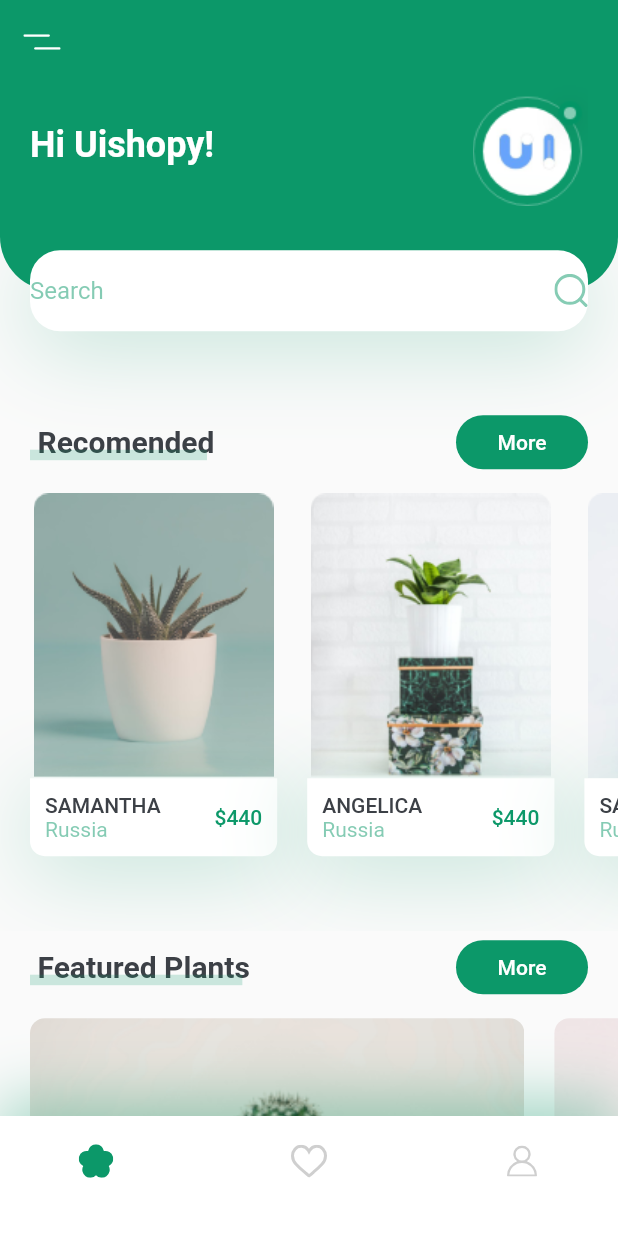
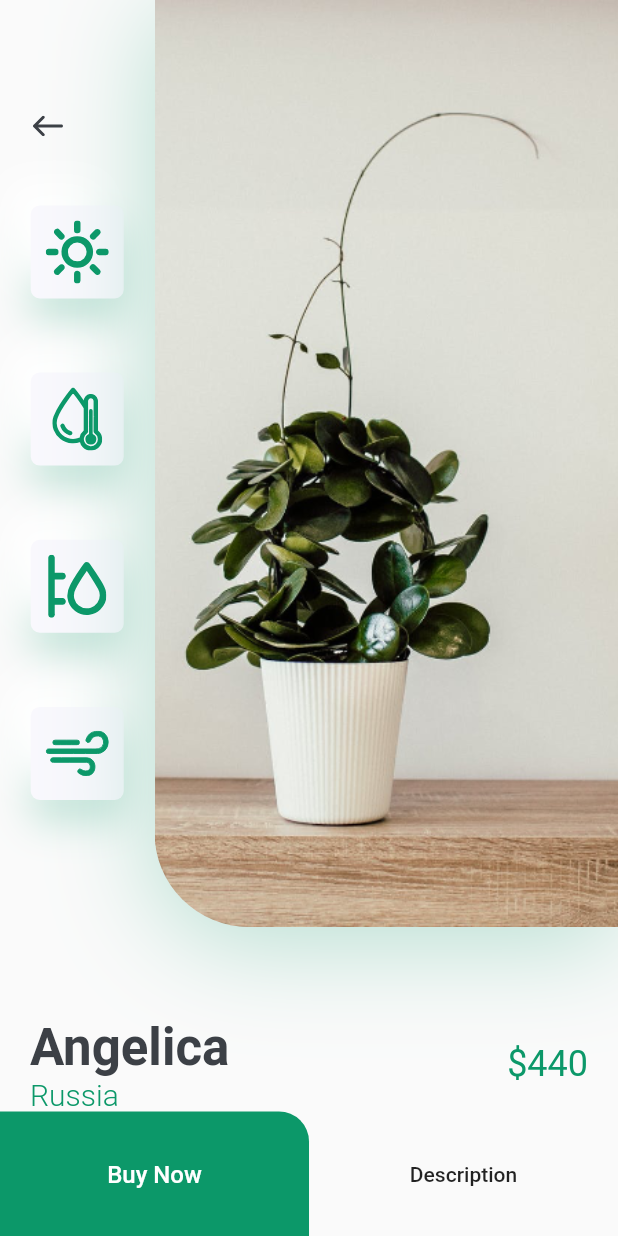
Before and after one commit to samuel051998/ProjectX, a Flutter app: the screen it shows after launch, after a tap on an icon or button, on a phone screen of 412 x 824 dp. Run offline on Flutter 3.47's test engine with Material 2 defaults, Android fonts, the light colour scheme and no system bars; our stand-ins replace flutter_svg, flutter_swiper.

Commit message:
conclusione proejct plant

```diff
--- /dev/null
+++ b/testplantflutter/lib/screens/details/components/body.dart
@@ -0,0 +1,22 @@
+import 'package:flutter/material.dart';
+import '../../../constants.dart';
+import 'detail_buttons.dart';
+import 'image_and_icons.dart';
+import 'title_and_price.dart';
+
+class Body extends StatelessWidget {
+  @override
+  Widget build(BuildContext context) {
+    Size size = MediaQuery.of(context).size;
+    return SingleChildScrollView(
+      child: Column(
+        children: <Widget>[
+          ImageAndIcons(size: size),
+          TitleAndPrice(title: 'Angelica', country: 'Russia', price: 440),
+          DetailButtons(size: size),
+          SizedBox(height: kDefaultPadding * 2),
+        ],
+      ),
+    );
+  }
+}
--- /dev/null
+++ b/testplantflutter/lib/screens/details/components/detail_buttons.dart
@@ -0,0 +1,45 @@
+import 'package:flutter/material.dart';
+import '../../../constants.dart';
+
+class DetailButtons extends StatelessWidget {
+  const DetailButtons({
+    Key key,
+    @required this.size,
+  }) : super(key: key);
+
+  final Size size;
+
+  @override
+  Widget build(BuildContext context) {
+    return Row(
+      children: <Widget>[
+        SizedBox(
+          width: size.width / 2,
+          height: 84,
+          child: FlatButton(
+            shape: RoundedRectangleBorder(
+              borderRadius: BorderRadius.only(
+                topRight: Radius.circular(20),
+              ),
+            ),
+            color: kPrimaryColor,
+            onPressed: () {},
+            child: Text(
+              'Buy Now',
+              style: TextStyle(
+                color: Colors.white,
+                fontSize: 16,
+              ),
+            ),
+          ),
+        ),
+        Expanded(
+          child: FlatButton(
+            onPressed: () {},
+            child: Text('Description'),
+          ),
+        )
+      ],
+    );
+  }
+}
--- /dev/null
+++ b/testplantflutter/lib/screens/details/components/icon_card.dart
@@ -0,0 +1,40 @@
+import 'package:flutter/material.dart';
+import 'package:flutter_svg/flutter_svg.dart';
+import '../../../constants.dart';
+
+class IconCard extends StatelessWidget {
+  const IconCard({
+    Key key,
+    this.icon,
+  }) : super(key: key);
+
+  final String icon;
+
+  @override
+  Widget build(BuildContext context) {
+    Size size = MediaQuery.of(context).size;
+    return Container(
+      margin: EdgeInsets.symmetric(vertical: size.height * 0.03),
+      padding: EdgeInsets.all(kDefaultPadding / 2),
+      height: 62,
+      width: 62,
+      decoration: BoxDecoration(
+        color: kBackgroundColor,
+        borderRadius: BorderRadius.circular(6),
+        boxShadow: [
+          BoxShadow(
+            offset: Offset(0, 15),
+            blurRadius: 22,
+            color: kPrimaryColor.withOpacity(0.22),
+          ),
+          BoxShadow(
+            offset: Offset(-15, -15),
+            blurRadius: 20,
+            color: Colors.white,
+          ),
+        ],
+      ),
+      child: SvgPicture.asset(icon)
+    );
+  }
+}
--- /dev/null
+++ b/testplantflutter/lib/screens/details/components/image_and_icons.dart
@@ -0,0 +1,74 @@
+import 'package:flutter/material.dart';
+import 'package:flutter_svg/flutter_svg.dart';
+import '../../../constants.dart';
+import 'icon_card.dart';
+
+class ImageAndIcons extends StatelessWidget {
+  const ImageAndIcons({
+    Key key,
+    @required this.size,
+  }) : super(key: key);
+
+  final Size size;
+
+  @override
+  Widget build(BuildContext context) {
+    return Padding(
+      padding: const EdgeInsets.only(bottom: kDefaultPadding * 3),
+      child: SizedBox(
+        height: size.height * 0.75,
+        child: Row(
+          children: <Widget>[
+            Expanded(
+              child: Padding(
+                padding:
+                  const EdgeInsets.symmetric(vertical: kDefaultPadding * 3),
+                child: Column(
+                  children: <Widget>[
+                    Align(
+                      alignment: Alignment.topLeft,
+                      child: IconButton(
+                        padding:
+                          EdgeInsets.symmetric(horizontal: kDefaultPadding),
+                        icon: SvgPicture.asset('assets/icons/back_arrow.svg'),
+                        onPressed: () {
+                          Navigator.pop(context);
+                        },
+                      ),
+                    ),
+                    Spacer(),
+                    IconCard(icon: 'assets/icons/sun.svg'),
+                    IconCard(icon: 'assets/icons/icon_2.svg'),
+                    IconCard(icon: 'assets/icons/icon_3.svg'),
+                    IconCard(icon: 'assets/icons/icon_4.svg'),
+                  ],
+                ),
+              ),
+            ),
+            Container(
+              height: size.height * 0.8,
+              width: size.width * 0.75,
+              decoration: BoxDecoration(
+                borderRadius: BorderRadius.only(
+                  bottomLeft: Radius.circular(63),
+                ),
+                boxShadow: [
+                  BoxShadow(
+                    offset: Offset(0, 10),
+                    blurRadius: 60,
+                    color: kPrimaryColor.withOpacity(0.29),
+                  )
+                ],
+                image: DecorationImage(
+                  alignment: Alignment.centerLeft,
+                  fit:  BoxFit.cover,
+                  image: AssetImage('assets/images/img.png'),
+                )
+              ),
+            )
+          ],
+        ),
+      ),
+    );
+  }
+}
--- /dev/null
+++ b/testplantflutter/lib/screens/details/components/title_and_price.dart
@@ -0,0 +1,52 @@
+import 'package:flutter/material.dart';
+import '../../../constants.dart';
+
+class TitleAndPrice extends StatelessWidget {
+  const TitleAndPrice({
+    Key key,
+    this.title,
+    this.country,
+    this.price
+  }) : super(key: key);
+
+  final String title, country;
+  final int price;
+
+  @override
+  Widget build(BuildContext context) {
+    return Padding(
+      padding: const EdgeInsets.symmetric(horizontal: kDefaultPadding),
+      child: Row(
+        children: <Widget>[
+          RichText(
+            text: TextSpan(
+              children: [
+                TextSpan(
+                  text: '$title\n',
+                  style: Theme.of(context).textTheme.headline4.copyWith(
+                    color: kTextColor, fontWeight: FontWeight.bold),
+                ),
+                TextSpan(
+                  text: country,
+                  style: TextStyle(
+                    fontSize: 20,
+                    color: kPrimaryColor,
+                    fontWeight: FontWeight.w300,
+                  )
+                ),
+              ],
+            ),
+          ),
+          Spacer(),
+          Text(
+            '\$$price',
+            style: Theme.of(context)
+              .textTheme
+              .headline5.
+              copyWith(color: kPrimaryColor)
+          ),
+        ],
+      ),
+    );
+  }
+}
--- a/testplantflutter/lib/screens/details/details_screen.dart
+++ b/testplantflutter/lib/screens/details/details_screen.dart
@@ -1,10 +1,11 @@
 import 'package:flutter/material.dart';
+import 'components/body.dart';
 
-class DetailScreen extends StatelessWidget {
+class DetailsScreen extends StatelessWidget {
   @override
   Widget build(BuildContext context) {
-    return Container(
-
+    return Scaffold(
+      body: Body()
     );
   }
 }
--- a/testplantflutter/lib/screens/home/components/recomends_plants.dart
+++ b/testplantflutter/lib/screens/home/components/recomends_plants.dart
@@ -1,4 +1,5 @@
 import 'package:flutter/material.dart';
+import 'package:testplantflutter/screens/details/details_screen.dart';
 import '../../../constants.dart';
 
 class RecomendsPlants extends StatelessWidget {
@@ -18,7 +19,12 @@
             country: 'Russia',
             price: 440,
             press: () {
-
+              Navigator.push(
+                context,
+                MaterialPageRoute(
+                  builder: (context) => DetailsScreen(),
+                )
+              );
             },
           ),
           RecomendedPlantCard(
@@ -26,14 +32,28 @@
             title: 'Angelica',
             country: 'Russia',
             price: 440,
-            press: () {},
+            press: () {
+              Navigator.push(
+                context,
+                MaterialPageRoute(
+                  builder: (context) => DetailsScreen(),
+                )
+              );
+            },
           ),
           RecomendedPlantCard(
             image: 'assets/images/image_3.png',
             title: 'Samantha',
             country: 'Russia',
             price: 440,
-            press: () {},
+            press: () {
+              Navigator.push(
+                context,
+                MaterialPageRoute(
+                  builder: (context) => DetailsScreen(),
+                )
+              );
+            },
           ),
         ],
       ),
```
